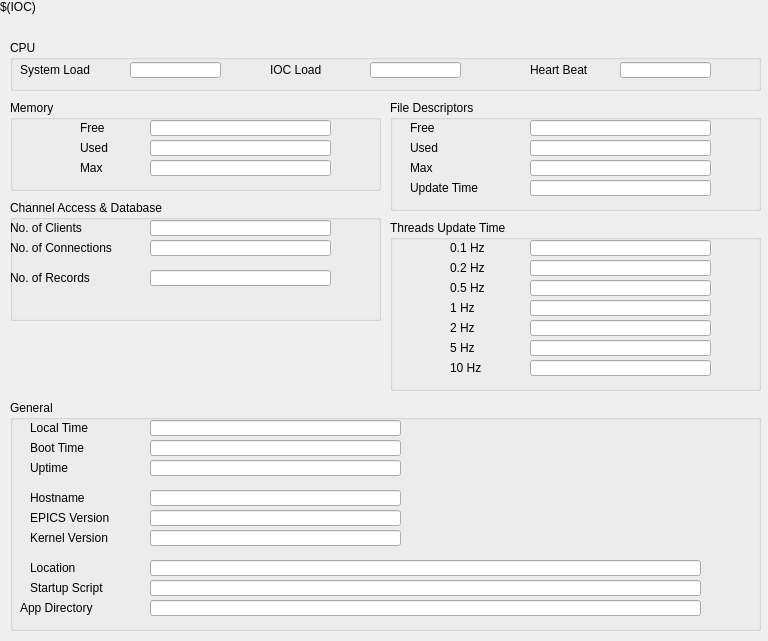
Old version of the form PSI/qt/iocStats.ui in the repository paulscherrerinstitute/iocStats.
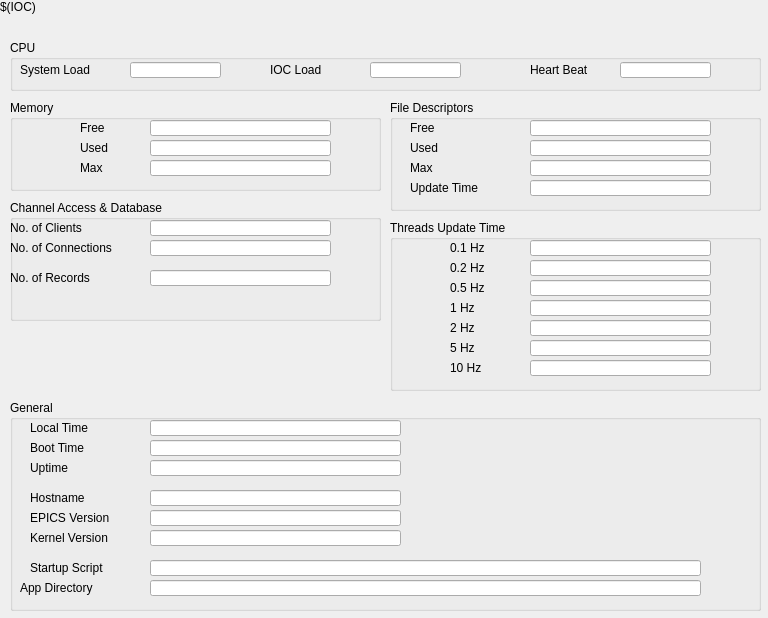
New version of the form. Custom widgets are drawn as their Qt base class.

Commit message: LOCATIN macro is meant as physical location and there is no mechanism to determin this automatically

```diff
--- a/PSI/qt/iocStats.ui
+++ b/PSI/qt/iocStats.ui
@@ -7,7 +7,7 @@
     <x>0</x>
     <y>0</y>
     <width>768</width>
-    <height>641</height>
+    <height>618</height>
    </rect>
   </property>
   <property name="windowTitle">
@@ -1642,7 +1642,7 @@
       <x>10</x>
       <y>400</y>
       <width>751</width>
-      <height>231</height>
+      <height>211</height>
      </rect>
     </property>
     <property name="title">
@@ -1772,7 +1772,7 @@
      <property name="geometry">
       <rect>
        <x>140</x>
-       <y>180</y>
+       <y>160</y>
        <width>551</width>
        <height>16</height>
       </rect>
@@ -1794,7 +1794,7 @@
      <property name="geometry">
       <rect>
        <x>20</x>
-       <y>180</y>
+       <y>160</y>
        <width>101</width>
        <height>16</height>
       </rect>
@@ -1928,51 +1928,11 @@
       <bool>true</bool>
      </property>
     </widget>
-    <widget class="caLineEdit" name="calineedit_36">
-     <property name="geometry">
-      <rect>
-       <x>140</x>
-       <y>160</y>
-       <width>551</width>
-       <height>16</height>
-      </rect>
-     </property>
-     <property name="alignment">
-      <set>Qt::AlignLeading|Qt::AlignLeft|Qt::AlignVCenter</set>
-     </property>
-     <property name="channel" stdset="0">
-      <string notr="true">$(IOC):LOCATION</string>
-     </property>
-     <property name="colorMode">
-      <enum>caLineEdit::Default</enum>
-     </property>
-     <property name="unitsEnabled">
-      <bool>true</bool>
-     </property>
-    </widget>
-    <widget class="caLabel" name="calabel_37">
-     <property name="geometry">
-      <rect>
-       <x>20</x>
-       <y>160</y>
-       <width>101</width>
-       <height>16</height>
-      </rect>
-     </property>
-     <property name="font">
-      <font>
-       <pointsize>9</pointsize>
-      </font>
-     </property>
-     <property name="text">
-      <string>Location</string>
-     </property>
-    </widget>
     <widget class="caLabel" name="calabel_38">
      <property name="geometry">
       <rect>
        <x>10</x>
-       <y>200</y>
+       <y>180</y>
        <width>111</width>
        <height>16</height>
       </rect>
@@ -1993,7 +1953,7 @@
      <property name="geometry">
       <rect>
        <x>140</x>
-       <y>200</y>
+       <y>180</y>
        <width>551</width>
        <height>16</height>
       </rect>
```
The commit also changes 1 other file.
